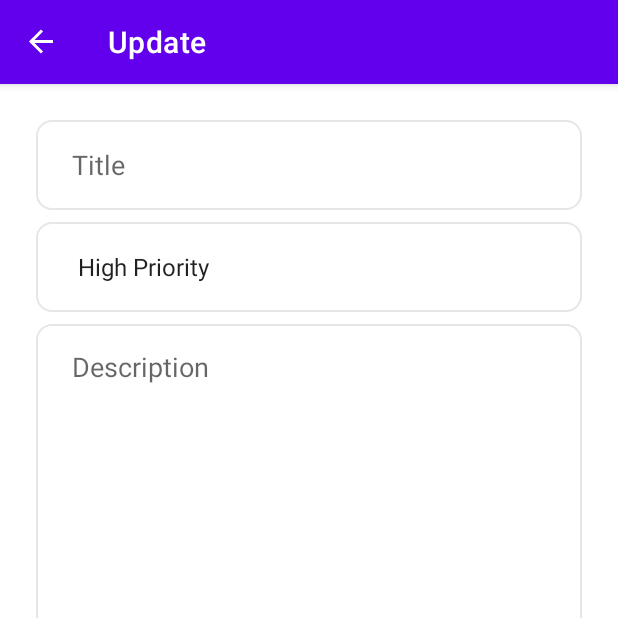
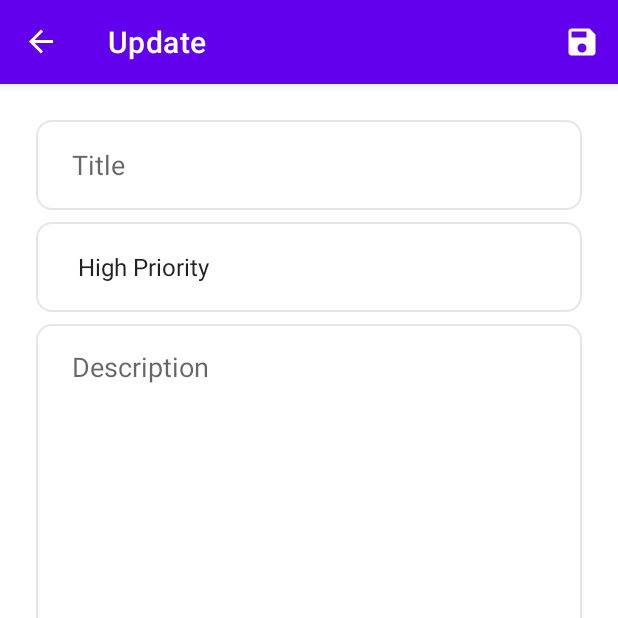
Before and after one commit to bharathkalyans/ToDo-List-App, an Android app: the UpdateFragment screen opened through its navigation route, on a phone screen of 412 x 824 dp, the top half of it. Run offline under Robolectric (Android 15) with nearby library versions, the phone set to English and light mode, and no system bars; our stand-ins replace navigation-ui.

Commit message:
Designed menu for both Update Fragment and Add Fragment.

```diff
--- a/app/src/main/java/com/bharathkalyans/todolist/fragments/update/UpdateFragment.kt
+++ b/app/src/main/java/com/bharathkalyans/todolist/fragments/update/UpdateFragment.kt
@@ -1,10 +1,8 @@
 package com.bharathkalyans.todolist.fragments.update
 
 import android.os.Bundle
+import android.view.*
 import androidx.fragment.app.Fragment
-import android.view.LayoutInflater
-import android.view.View
-import android.view.ViewGroup
 import com.bharathkalyans.todolist.R
 
 
@@ -16,8 +14,16 @@ class UpdateFragment : Fragment() {
         savedInstanceState: Bundle?
     ): View? {
         // Inflate the layout for this fragment
-        return inflater.inflate(R.layout.fragment_update, container, false)
+        val view = inflater.inflate(R.layout.fragment_update, container, false)
+
+
+        setHasOptionsMenu(true)
+        return view
     }
 
 
+    override fun onCreateOptionsMenu(menu: Menu, inflater: MenuInflater) {
+
+        inflater.inflate(R.menu.update_fragment_menu, menu)
+    }
 }
--- /dev/null
+++ b/app/src/main/res/drawable/ic_save.xml
@@ -0,0 +1,10 @@
+<vector xmlns:android="http://schemas.android.com/apk/res/android"
+    android:width="24dp"
+    android:height="24dp"
+    android:viewportWidth="24"
+    android:viewportHeight="24"
+    android:tint="?attr/colorControlNormal">
+  <path
+      android:fillColor="@android:color/white"
+      android:pathData="M17,3L5,3c-1.11,0 -2,0.9 -2,2v14c0,1.1 0.89,2 2,2h14c1.1,0 2,-0.9 2,-2L21,7l-4,-4zM12,19c-1.66,0 -3,-1.34 -3,-3s1.34,-3 3,-3 3,1.34 3,3 -1.34,3 -3,3zM15,9L5,9L5,5h10v4z"/>
+</vector>
--- /dev/null
+++ b/app/src/main/res/menu/update_fragment_menu.xml
@@ -0,0 +1,12 @@
+<?xml version="1.0" encoding="utf-8"?>
+<menu xmlns:android="http://schemas.android.com/apk/res/android"
+    xmlns:app="http://schemas.android.com/apk/res-auto">
+
+    <item
+        android:id="@+id/save"
+        android:title="Save"
+        android:icon="@drawable/ic_save"
+        android:iconTint="@color/white"
+        app:showAsAction="ifRoom"/>
+
+</menu>
```
Also changed, not shown: app/src/main/java/com/bharathkalyans/todolist/fragments/add/AddFragment.kt (+9 -4 lines), app/src/main/res/drawable/ic_check.xml (added, +10 -0 lines), app/src/main/res/menu/add_fragment_menu.xml (added, +13 -0 lines).
